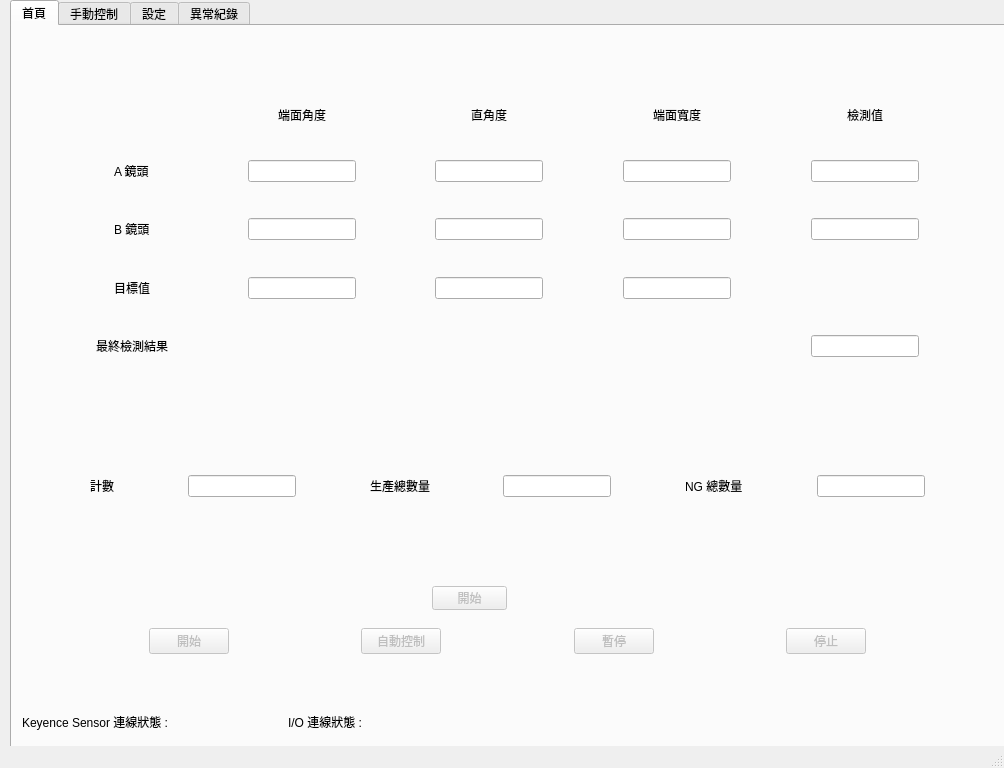
First picture: the form in Resources/untitled.ui, repository weihung0831/PyQt_template, before the edit.
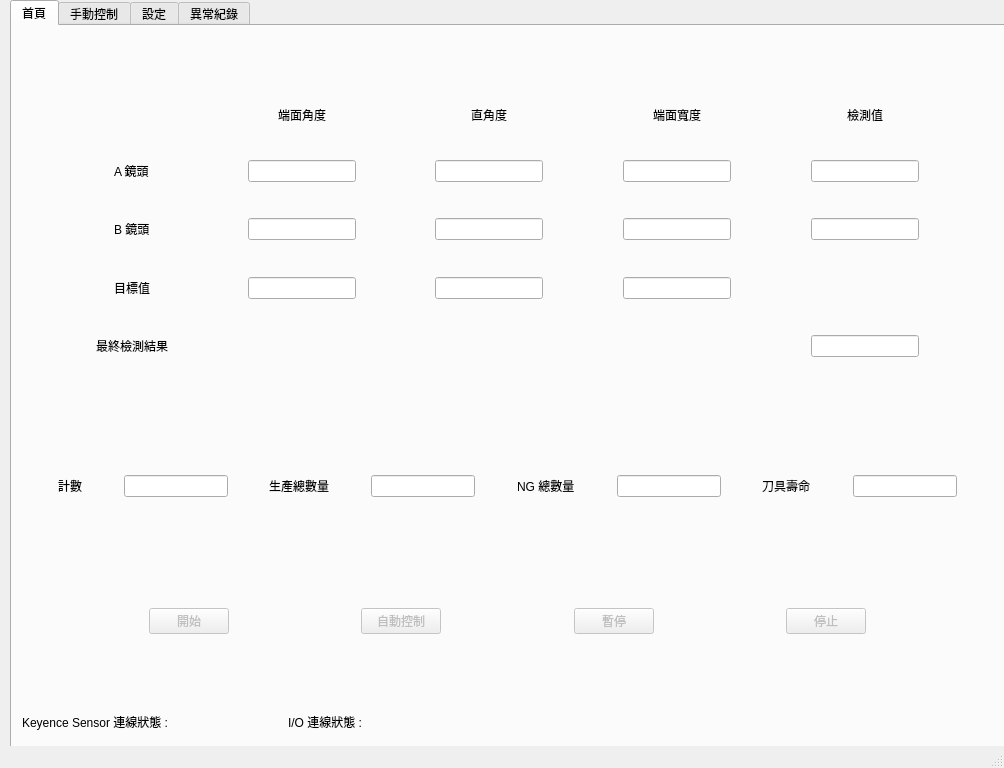
Second picture: the form after the edit. The open tabs and pages were chosen to show the change.

What changed in the file:
```diff
--- a/Resources/untitled.ui
+++ b/Resources/untitled.ui
@@ -340,7 +340,7 @@
       <property name="geometry">
        <rect>
         <x>10</x>
-        <y>590</y>
+        <y>570</y>
         <width>971</width>
         <height>51</height>
        </rect>
@@ -596,6 +596,46 @@
          </property>
         </spacer>
        </item>
+       <item>
+        <widget class="QLabel" name="label_16">
+         <property name="text">
+          <string>刀具壽命</string>
+         </property>
+        </widget>
+       </item>
+       <item>
+        <spacer name="horizontalSpacer_25">
+         <property name="orientation">
+          <enum>Qt::Horizontal</enum>
+         </property>
+         <property name="sizeHint" stdset="0">
+          <size>
+           <width>40</width>
+           <height>20</height>
+          </size>
+         </property>
+        </spacer>
+       </item>
+       <item>
+        <widget class="QLineEdit" name="knives_life">
+         <property name="readOnly">
+          <bool>true</bool>
+         </property>
+        </widget>
+       </item>
+       <item>
+        <spacer name="horizontalSpacer_26">
+         <property name="orientation">
+          <enum>Qt::Horizontal</enum>
+         </property>
+         <property name="sizeHint" stdset="0">
+          <size>
+           <width>40</width>
+           <height>20</height>
+          </size>
+         </property>
+        </spacer>
+       </item>
       </layout>
      </widget>
      <widget class="QWidget" name="horizontalLayoutWidget_3">
@@ -654,7 +694,7 @@
         <x>10</x>
         <y>510</y>
         <width>971</width>
-        <height>71</height>
+        <height>51</height>
        </rect>
       </property>
       <layout class="QHBoxLayout" name="horizontalLayout_5">
@@ -677,9 +717,9 @@
       <property name="geometry">
        <rect>
         <x>10</x>
-        <y>650</y>
+        <y>630</y>
         <width>971</width>
-        <height>21</height>
+        <height>41</height>
        </rect>
       </property>
       <layout class="QHBoxLayout" name="horizontalLayout_6">
@@ -741,22 +781,6 @@
        </item>
       </layout>
      </widget>
-     <widget class="QPushButton" name="startBtn_2">
-      <property name="enabled">
-       <bool>false</bool>
-      </property>
-      <property name="geometry">
-       <rect>
-        <x>420</x>
-        <y>560</y>
-        <width>75</width>
-        <height>24</height>
-       </rect>
-      </property>
-      <property name="text">
-       <string>開始</string>
-      </property>
-     </widget>
     </widget>
     <widget class="QWidget" name="tab_2">
      <attribute name="title">
```
Left out of the diff: 2 changed lines with no effect on the pictures.
